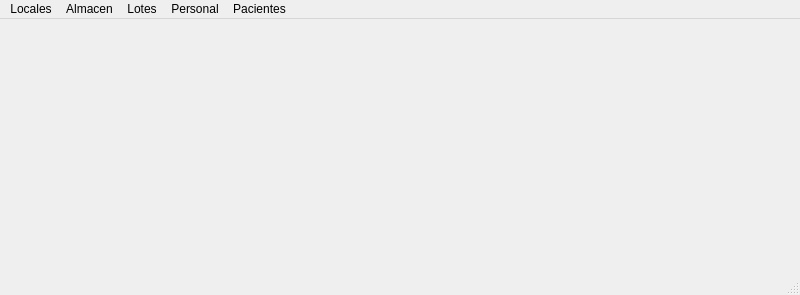
JMOrbegoso/USS-2021-II-PP, file PAF_GUI/PAF_GRUPO_01_GUI/mainwindow.ui: the form before one commit.
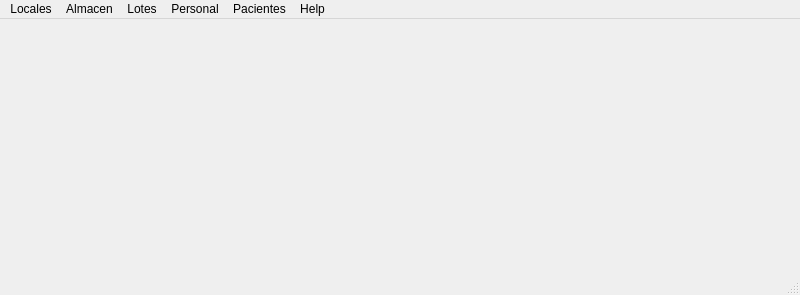
The form after the commit.

The edit to the form file:
```diff
--- a/PAF_GUI/PAF_GRUPO_01_GUI/mainwindow.ui
+++ b/PAF_GUI/PAF_GRUPO_01_GUI/mainwindow.ui
@@ -21,7 +21,7 @@
      <x>0</x>
      <y>0</y>
      <width>800</width>
-     <height>20</height>
+     <height>25</height>
     </rect>
    </property>
    <widget class="QMenu" name="menuLocales">
@@ -112,11 +112,19 @@
     <addaction name="actionMostrar_Pacientes_Atendidos"/>
     <addaction name="actionBuscar_Paciente_Atendido"/>
    </widget>
+   <widget class="QMenu" name="menuHelp">
+    <property name="title">
+     <string>Help</string>
+    </property>
+    <addaction name="actionAcerca_de_2"/>
+    <addaction name="actionSalir"/>
+   </widget>
    <addaction name="menuLocales"/>
    <addaction name="menuAlmacen"/>
    <addaction name="menuLotes"/>
    <addaction name="menuPersonal"/>
    <addaction name="menuPacientes"/>
+   <addaction name="menuHelp"/>
   </widget>
   <action name="actionRegistrar_Local">
    <property name="text">
```
Left out of the diff: 10 changed lines with no effect on the pictures.
